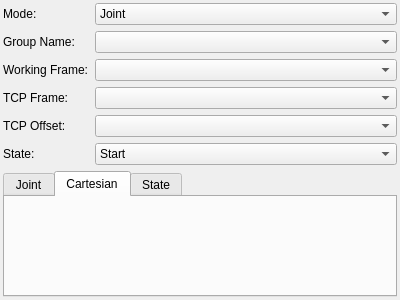
tesseract-robotics/tesseract_qt, file manipulation/include/tesseract_qt/manipulation/manipulation_widget.ui: the form before one commit.
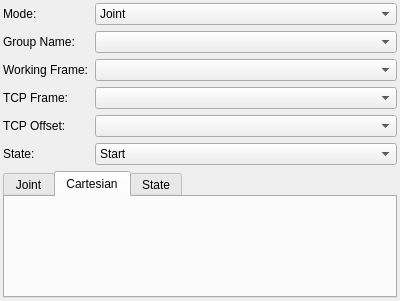
The form after the commit. Custom widgets are drawn as their Qt base class.

Commit message: Make widgets layouts not constrained

The edit to the form file:
```diff
--- a/manipulation/include/tesseract_qt/manipulation/manipulation_widget.ui
+++ b/manipulation/include/tesseract_qt/manipulation/manipulation_widget.ui
@@ -7,13 +7,22 @@
     <x>0</x>
     <y>0</y>
     <width>400</width>
-    <height>300</height>
+    <height>301</height>
    </rect>
   </property>
+  <property name="sizePolicy">
+   <sizepolicy hsizetype="Expanding" vsizetype="Expanding">
+    <horstretch>0</horstretch>
+    <verstretch>0</verstretch>
+   </sizepolicy>
+  </property>
   <property name="windowTitle">
    <string>Form</string>
   </property>
   <layout class="QVBoxLayout" name="vertical_layout">
+   <property name="sizeConstraint">
+    <enum>QLayout::SetNoConstraint</enum>
+   </property>
    <property name="leftMargin">
     <number>3</number>
    </property>
```
The commit also changes 16 other files.
